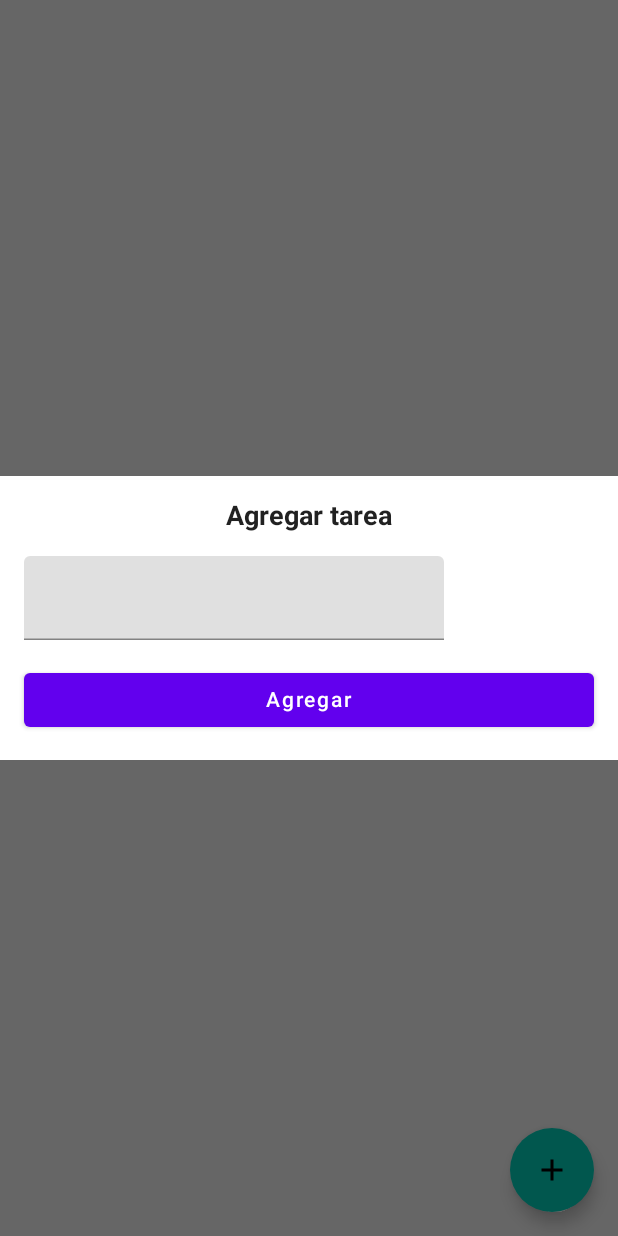
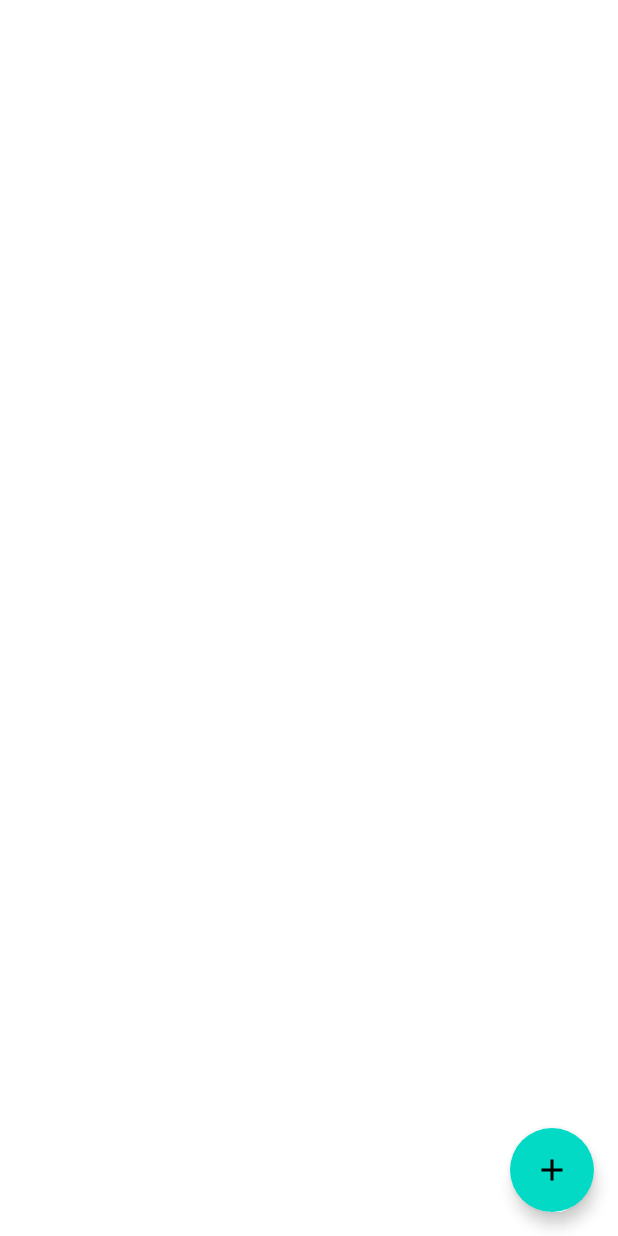
Before and after one commit to honeybadger2788/ToDoApp, an Android app built with Jetpack Compose: the screen it shows after launch (MainActivity), on a phone screen of 412 x 824 dp. Run offline under Robolectric (Android 15) with nearby library versions, the phone set to English and light mode, and no system bars; our stand-ins replace Dagger/Hilt's generated code, livedata-compose.

```diff
--- a/app/build.gradle
+++ b/app/build.gradle
@@ -58,7 +58,7 @@ dependencies {
     implementation 'androidx.compose.material:material:1.2.0'
     implementation "com.google.dagger:hilt-android:2.44"
     kapt "com.google.dagger:hilt-android-compiler:2.44"
-
+    implementation 'androidx.compose.runtime:runtime-livedata:1.3.3'
     testImplementation 'junit:junit:4.13.2'
     androidTestImplementation 'androidx.test.ext:junit:1.1.5'
     androidTestImplementation 'androidx.test.espresso:espresso-core:3.5.1'
--- a/app/src/main/java/com/example/todoapp/MainActivity.kt
+++ b/app/src/main/java/com/example/todoapp/MainActivity.kt
@@ -25,7 +25,7 @@ class MainActivity : ComponentActivity() {
                     modifier = Modifier.fillMaxSize(),
                     color = MaterialTheme.colors.background
                 ) {
-                    TasksScreen(/*tasksViewModel*/)
+                    TasksScreen(tasksViewModel)
                 }
             }
         }
--- a/app/src/main/java/com/example/todoapp/addTasks/ui/TasksScreen.kt
+++ b/app/src/main/java/com/example/todoapp/addTasks/ui/TasksScreen.kt
@@ -7,6 +7,7 @@ import androidx.compose.material.icons.Icons
 import androidx.compose.material.icons.filled.Add
 import androidx.compose.runtime.Composable
 import androidx.compose.runtime.getValue
+import androidx.compose.runtime.livedata.observeAsState
 import androidx.compose.runtime.mutableStateOf
 import androidx.compose.runtime.saveable.rememberSaveable
 import androidx.compose.runtime.setValue
@@ -14,23 +15,27 @@ import androidx.compose.ui.Alignment
 import androidx.compose.ui.Modifier
 import androidx.compose.ui.graphics.Color
 import androidx.compose.ui.text.font.FontWeight
-import androidx.compose.ui.tooling.preview.Preview
 import androidx.compose.ui.unit.dp
 import androidx.compose.ui.unit.sp
 import androidx.compose.ui.window.Dialog
 
-@Preview
+
 @Composable
-fun TasksScreen() {
+fun TasksScreen(tasksViewModel: TasksViewModel) {
+    val showDialog: Boolean by tasksViewModel.showDialog.observeAsState(false)
+
     Box(Modifier.fillMaxSize()) {
-        AddTasksDialog(show = true, onDismiss = {}, onTaskAdded = {})
-        FabDialog(Modifier.align(Alignment.BottomEnd))
+        AddTasksDialog(
+            show = showDialog,
+            onDismiss = { tasksViewModel.onDialogClose() },
+            onTaskAdded = { tasksViewModel.onTaskCreated(it) })
+        FabDialog(Modifier.align(Alignment.BottomEnd), tasksViewModel)
     }
 }
 
 @Composable
-fun FabDialog(modifier: Modifier) {
-    FloatingActionButton(onClick = { /*TODO*/ },
+fun FabDialog(modifier: Modifier, tasksViewModel: TasksViewModel) {
+    FloatingActionButton(onClick = { tasksViewModel.onShowDialogClick() },
         modifier = modifier.padding(16.dp)
     ) {
         Icon(imageVector = Icons.Filled.Add, contentDescription = "")
@@ -45,7 +50,11 @@ fun AddTasksDialog( show: Boolean, onDismiss:() -> Unit, onTaskAdded:(String) ->
 
     if(show){
         Dialog(onDismissRequest = { onDismiss() }) {
-            Column(Modifier.fillMaxWidth().background(Color.White).padding(16.dp)) {
+            Column(
+                Modifier
+                    .fillMaxWidth()
+                    .background(Color.White)
+                    .padding(16.dp)) {
                 Text(
                     text = "Agregar tarea",
                     fontSize = 18.sp,
```
Also changed, not shown: app/src/main/java/com/example/todoapp/addTasks/ui/TasksViewModel.kt (+18 -0 lines).
